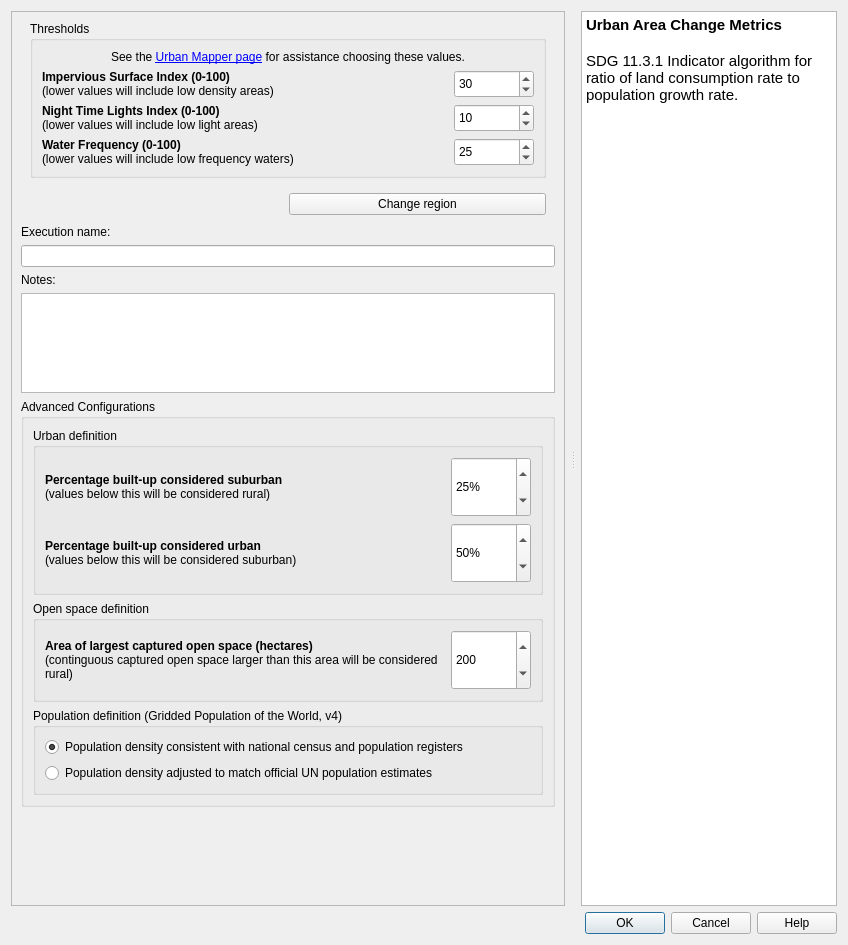
The window that LDMP/gui/DlgCalculateUrbanData.ui (ConservationInternational/trends.earth) describes before a commit, drawn with Qt 5.
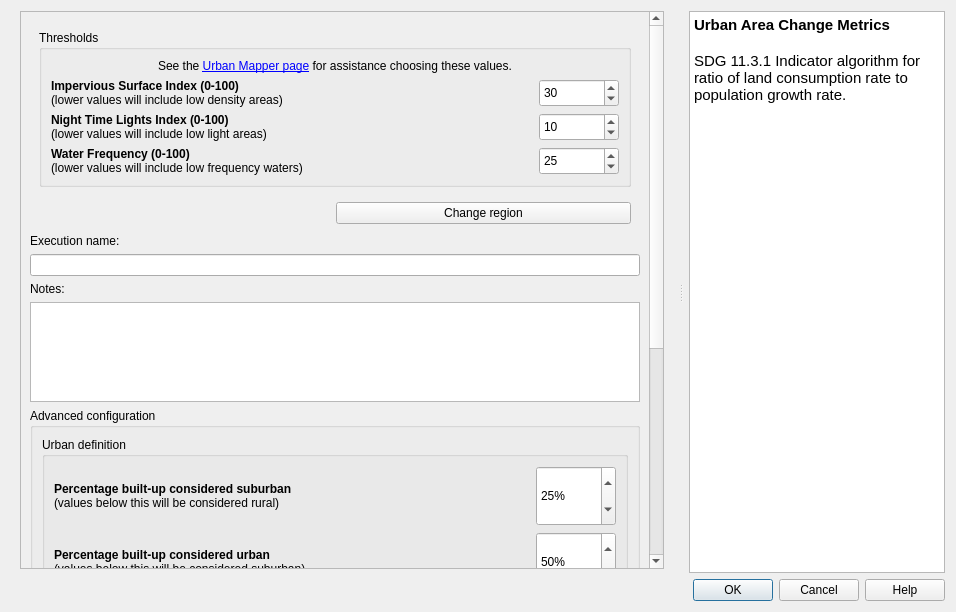
The same window after the commit. Custom widgets are drawn as their Qt base class.

Commit message: added scroll area in all algorithm execution dialogs

The edit to the form file:
```diff
--- a/LDMP/gui/DlgCalculateUrbanData.ui
+++ b/LDMP/gui/DlgCalculateUrbanData.ui
@@ -6,8 +6,8 @@
    <rect>
     <x>0</x>
     <y>0</y>
-    <width>848</width>
-    <height>941</height>
+    <width>956</width>
+    <height>612</height>
    </rect>
   </property>
   <property name="sizePolicy">
@@ -36,7 +36,7 @@
        </sizepolicy>
       </property>
       <property name="frameShape">
-       <enum>QFrame::StyledPanel</enum>
+       <enum>QFrame::NoFrame</enum>
       </property>
       <property name="frameShadow">
        <enum>QFrame::Raised</enum>
@@ -55,6 +55,21 @@
         <number>4</number>
        </property>
        <item>
+        <widget class="QScrollArea" name="scrollArea">
+         <property name="widgetResizable">
+          <bool>true</bool>
+         </property>
+         <widget class="QWidget" name="scrollAreaWidgetContents">
+          <property name="geometry">
+           <rect>
+            <x>0</x>
+            <y>0</y>
+            <width>632</width>
+            <height>563</height>
+           </rect>
+          </property>
+          <layout class="QVBoxLayout" name="verticalLayout_5">
+           <item>
         <widget class="QFrame" name="setup_frame">
          <property name="frameShape">
           <enum>QFrame::NoFrame</enum>
@@ -283,7 +298,7 @@
        <item>
         <widget class="QgsCollapsibleGroupBox" name="advance_configurations">
          <property name="title">
-          <string>Advanced Configurations</string>
+              <string>Advanced configuration</string>
          </property>
          <property name="collapsed">
           <bool>true</bool>
@@ -477,10 +492,14 @@
          <property name="sizeHint" stdset="0">
           <size>
            <width>20</width>
-           <height>40</height>
+               <height>96</height>
           </size>
          </property>
         </spacer>
+           </item>
+          </layout>
+         </widget>
+        </widget>
        </item>
       </layout>
      </widget>
```
Lines whose indentation alone changed are shown as unchanged. The commit also changes 12 other files.
